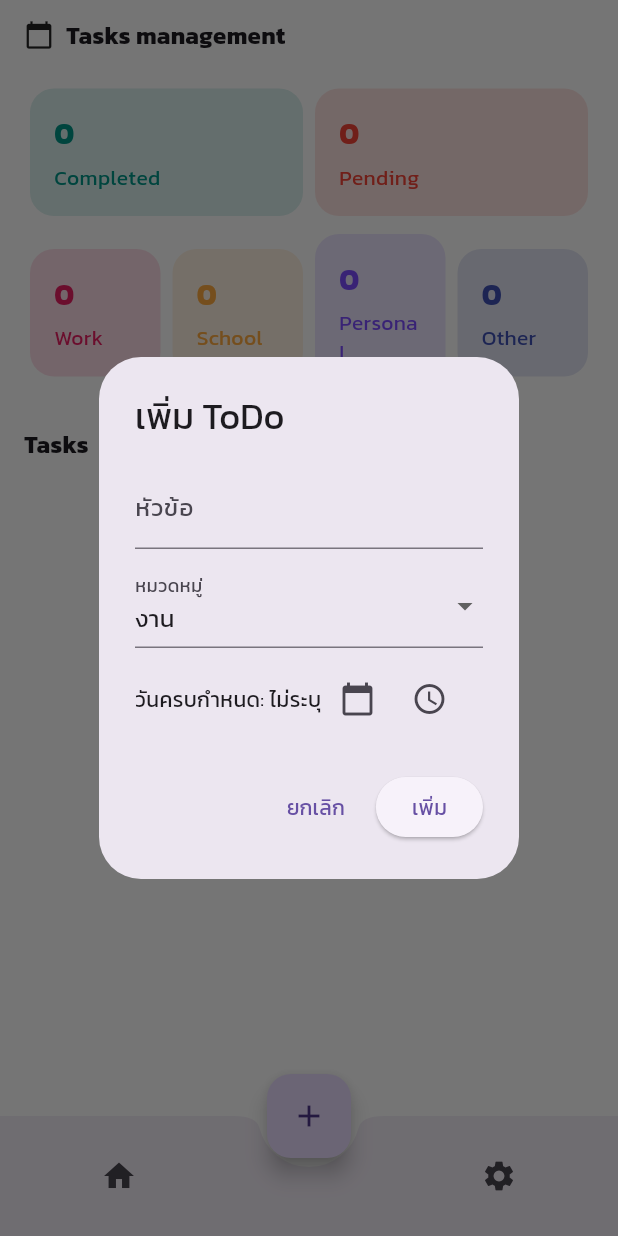
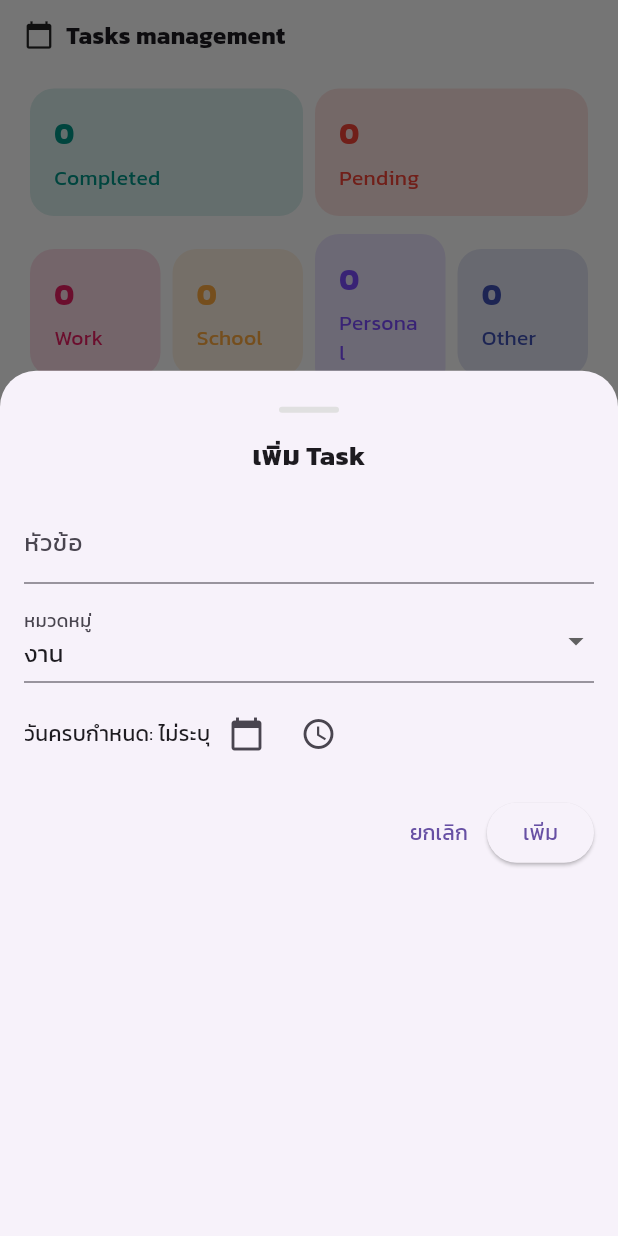
Before and after one commit to SSmikey/Flutter_todo_list, a Flutter app: the HomePage screen opened by its route, after a tap on the "add" icon, on a phone screen of 412 x 824 dp. Run offline on Flutter 3.47's test engine with Material 3 defaults, Android fonts, the phone set to English and light mode, and no system bars; our stand-ins replace get, get_storage; accounts and stored records are empty.

Commit message:
cus-category

```diff
--- a/lib/app/views/home_page.dart
+++ b/lib/app/views/home_page.dart
@@ -31,15 +31,51 @@ class HomePage extends StatelessWidget {
       return "$dateStr $timeStr";
     }
 
-    showDialog(
+    showModalBottomSheet(
       context: context,
-      builder: (_) => AlertDialog(
-        title: Text(existing == null ? 'เพิ่ม ToDo' : 'แก้ไข ToDo'),
-        content: StatefulBuilder(
+      isScrollControlled: true,
+      shape: const RoundedRectangleBorder(
+        borderRadius: BorderRadius.vertical(top: Radius.circular(24)),
+      ),
+      builder: (context) {
+        return DraggableScrollableSheet(
+          initialChildSize: 0.7,
+          minChildSize: 0.5,
+          maxChildSize: 0.9,
+          expand: false,
+          builder: (context, scrollController) {
+            return Padding(
+              padding: EdgeInsets.only(
+                bottom: MediaQuery.of(context).viewInsets.bottom,
+                left: 16,
+                right: 16,
+                top: 24,
+              ),
+              child: StatefulBuilder(
                 builder: (context, setState) => SingleChildScrollView(
+                  controller: scrollController,
                   child: Column(
                     mainAxisSize: MainAxisSize.min,
                     children: [
+                      Center(
+                        child: Container(
+                          width: 40,
+                          height: 4,
+                          margin: const EdgeInsets.only(bottom: 16),
+                          decoration: BoxDecoration(
+                            color: Colors.grey[300],
+                            borderRadius: BorderRadius.circular(2),
+                          ),
+                        ),
+                      ),
+                      Text(
+                        existing == null ? 'เพิ่ม Task' : 'แก้ไข Task',
+                        style: const TextStyle(
+                          fontWeight: FontWeight.bold,
+                          fontSize: 18,
+                        ),
+                      ),
+                      const SizedBox(height: 16),
                       TextField(
                         controller: titleC,
                         decoration: const InputDecoration(labelText: 'หัวข้อ'),
@@ -47,14 +83,20 @@ class HomePage extends StatelessWidget {
                       const SizedBox(height: 10),
                       DropdownButtonFormField<String>(
                         value: selectedCategory,
-                  decoration: const InputDecoration(labelText: 'หมวดหมู่'),
+                        decoration: const InputDecoration(
+                          labelText: 'หมวดหมู่',
+                        ),
                         items: categories
                             .map(
-                        (cat) => DropdownMenuItem(value: cat, child: Text(cat)),
+                              (cat) => DropdownMenuItem(
+                                value: cat,
+                                child: Text(cat),
+                              ),
                             )
                             .toList(),
                         onChanged: (val) {
-                    if (val != null) setState(() => selectedCategory = val);
+                          if (val != null)
+                            setState(() => selectedCategory = val);
                         },
                       ),
                       const SizedBox(height: 10),
@@ -86,11 +128,10 @@ class HomePage extends StatelessWidget {
                           ),
                         ],
                       ),
-              ],
-            ),
-          ),
-        ),
-        actions: [
+                      const SizedBox(height: 18),
+                      Row(
+                        mainAxisAlignment: MainAxisAlignment.end,
+                        children: [
                           TextButton(
                             onPressed: () => Navigator.pop(context),
                             child: const Text('ยกเลิก'),
@@ -126,6 +167,15 @@ class HomePage extends StatelessWidget {
                           ),
                         ],
                       ),
+                      const SizedBox(height: 12),
+                    ],
+                  ),
+                ),
+              ),
+            );
+          },
+        );
+      },
     );
   }
 
```
Lines whose indentation alone changed are shown as unchanged.
